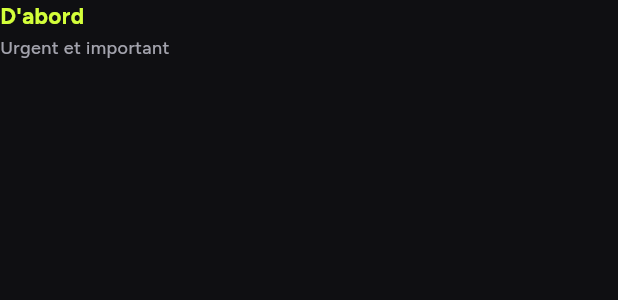
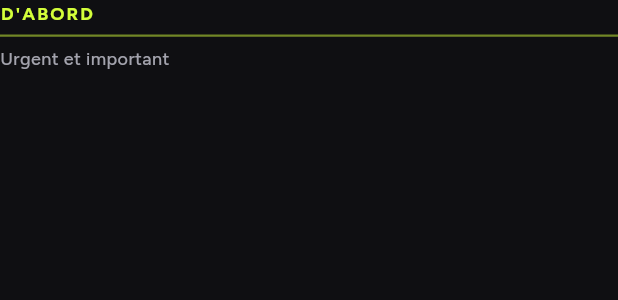
Before and after one commit to dulionpaul-ai/ouinon, a Flutter app: the _Case widget shown alone on an empty page, opened directly with empty values, on a phone screen of 412 x 824 dp. Shown: the top 300 px of the screen. Run offline on Flutter 3.47's test engine with Material 3 defaults, Android fonts, the phone set to English and light mode, and no system bars; our stand-ins replace fl_chart, flutter_local_notifications, shared_preferences, sqflite, timezone; accounts and stored records are empty; project files that could hold a hidden picture were left out.

Commit message:
To-do : intitulés des cases en étiquettes soulignées, séparés du contenu
Co-Authored-By: Claude Opus 5.5 <noreply@anthropic.com>
Claude-Session: https://claude.ai/code/session_01JgPcsm1XKxjimSmv3GHsnS

```diff
--- a/lib/screens/todo_screen.dart
+++ b/lib/screens/todo_screen.dart
@@ -402,17 +402,31 @@ class _Case extends StatelessWidget {
       child: Column(
         crossAxisAlignment: CrossAxisAlignment.stretch,
         children: [
-          Row(
+          // L'intitulé en étiquette (majuscules espacées, souligné à sa
+          // couleur), bien à part des choses en dessous (retour de Paul du
+          // 26/10/2026).
+          Container(
+            padding: const EdgeInsets.only(bottom: 6),
+            decoration: BoxDecoration(
+              border: Border(
+                bottom: BorderSide(
+                  color: titre.withValues(alpha: 0.5),
+                  width: 1.5,
+                ),
+              ),
+            ),
+            child: Row(
               children: [
                 Expanded(
                   child: Text(
-                  kase.nom,
+                    kase.nom.toUpperCase(),
                     maxLines: 1,
                     overflow: TextOverflow.ellipsis,
                     style: TextStyle(
                       color: titre,
-                    fontSize: 15,
+                      fontSize: 12,
                       fontWeight: FontWeight.w800,
+                      letterSpacing: 1.4,
                     ),
                   ),
                 ),
@@ -420,14 +434,15 @@ class _Case extends StatelessWidget {
                   Text(
                     '${choses.length}',
                     style: TextStyle(
-                    color: t.doux,
-                    fontSize: 13,
-                    fontWeight: FontWeight.w600,
+                      color: titre,
+                      fontSize: 12,
+                      fontWeight: FontWeight.w800,
                     ),
                   ),
               ],
             ),
-          const SizedBox(height: 2),
+          ),
+          const SizedBox(height: 6),
           Expanded(
             child: choses.isEmpty
                 ? Text(
```
Also changed, not shown: 1 other file. Lines whose indentation alone changed are shown as unchanged.
